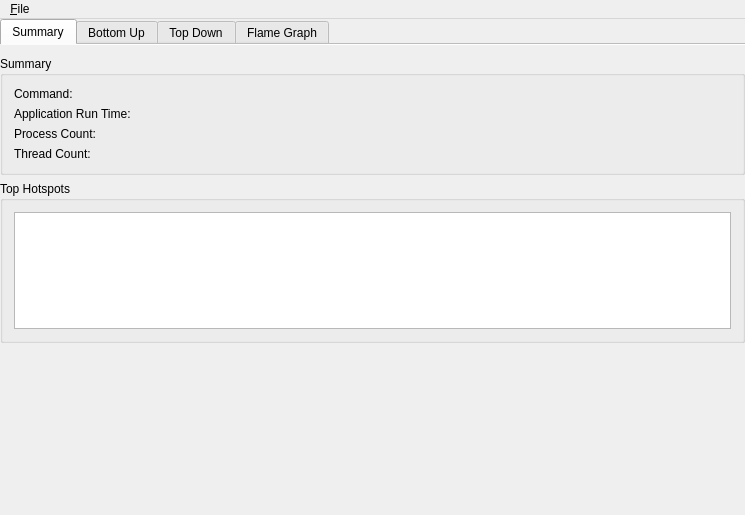
Before: the Qt Designer form src/mainwindow.ui in KDAB/hotspot, drawn with Qt 5.
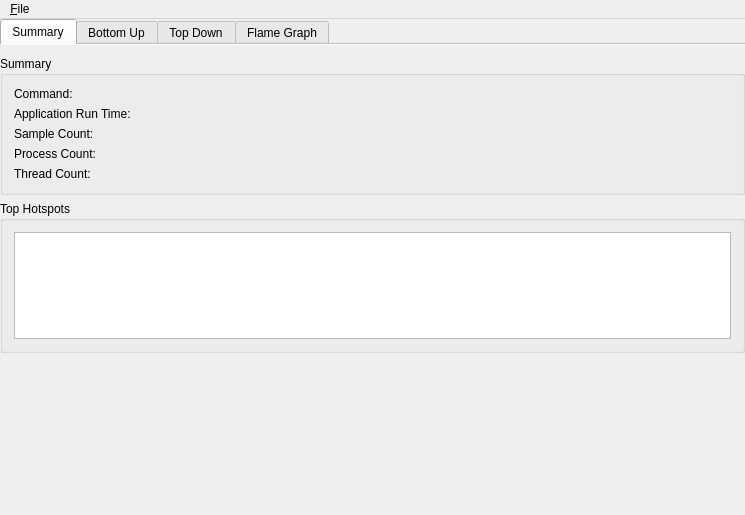
After: the same form once the commit is applied. The open tabs and pages were chosen to show the change. Icons and pictures are not drawn. Custom widgets are drawn as their Qt base class.

Commit message: Add sample count to summary page

The edit to the form file:
```diff
--- a/src/mainwindow.ui
+++ b/src/mainwindow.ui
@@ -319,6 +319,20 @@
                  </property>
                 </widget>
                </item>
+               <item row="3" column="0">
+                <widget class="QLabel" name="sampleCountLabel">
+                 <property name="text">
+                  <string>Sample Count:</string>
+                 </property>
+                </widget>
+               </item>
+               <item row="3" column="1">
+                <widget class="QLabel" name="sampleCountValue">
+                 <property name="text">
+                  <string/>
+                 </property>
+                </widget>
+               </item>
               </layout>
              </widget>
             </item>
```
The commit also changes 3 other files.
